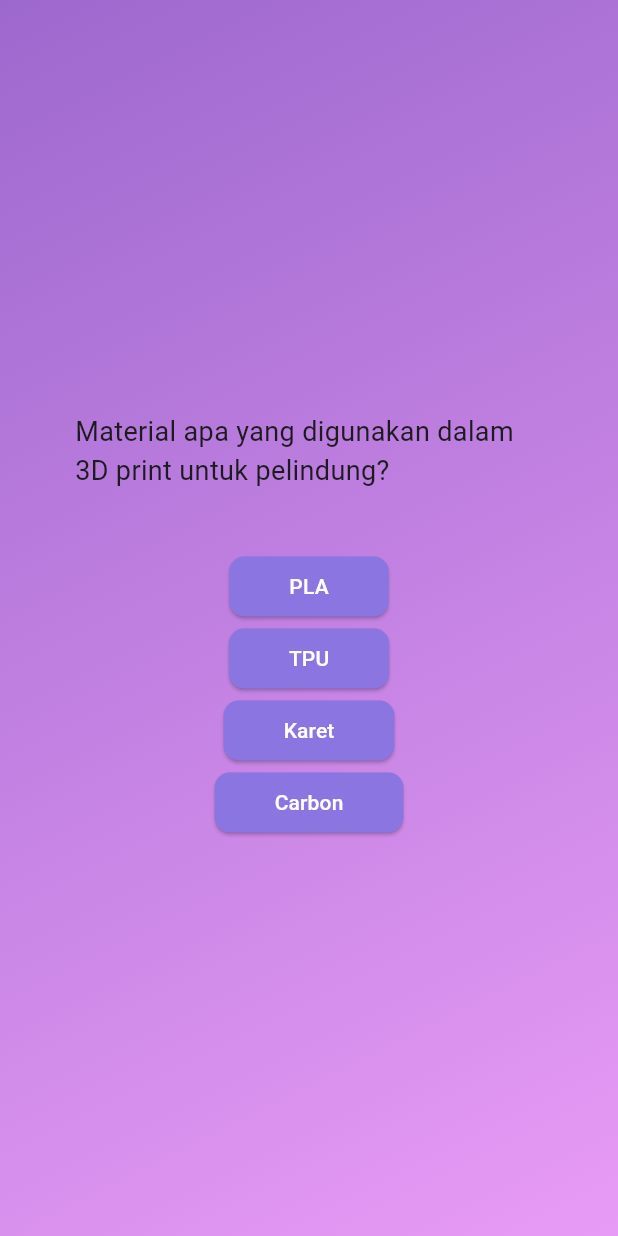
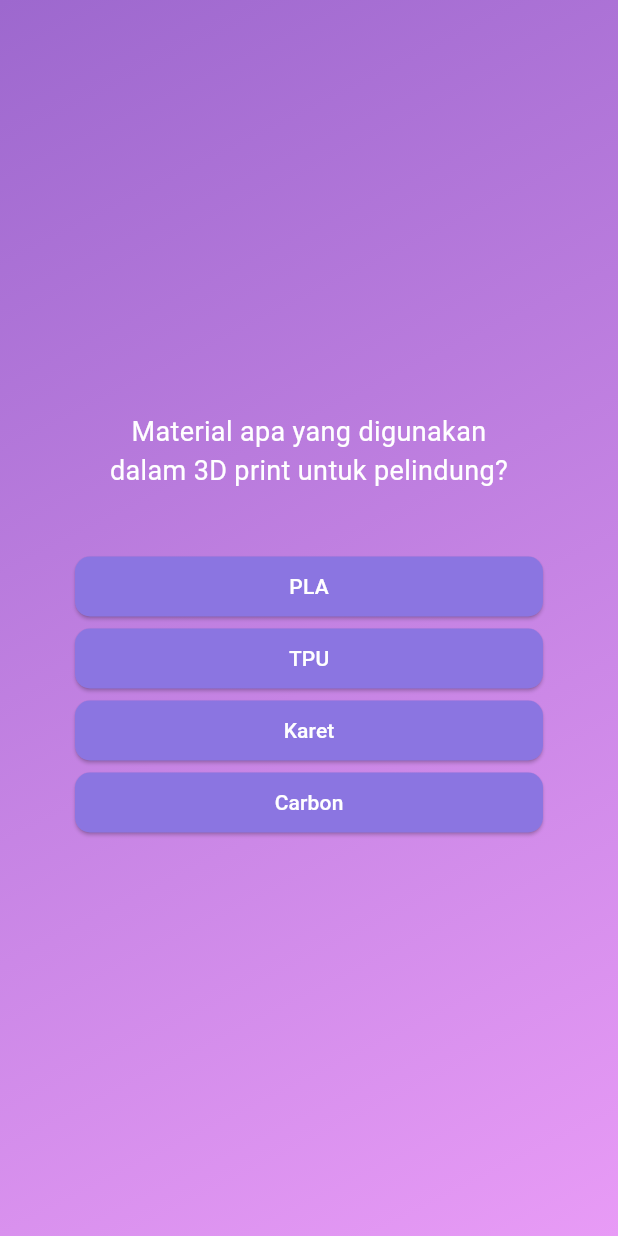
Before and after one commit to khaichi11/Learn_Mobile_Dev, a Flutter app: the screen it shows after launch, after a tap on "Mulai Quiz", on a phone screen of 412 x 824 dp. Run offline on Flutter 3.47's test engine with Material 3 defaults, Android fonts, the phone set to English and light mode, and no system bars.

Commit message:
rev 4 (masih di kendala pertanyaan)

```diff
--- a/learn_two/lib/question_screen.dart
+++ b/learn_two/lib/question_screen.dart
@@ -16,12 +16,22 @@ class _QuestionScreenState extends State<QuestionScreen> {
     final currentQuestion = questions[0];
     return SizedBox(
       width: double.infinity,
+      child: Container(
+        margin: EdgeInsets.all(50),
         child: Column(
+          crossAxisAlignment: CrossAxisAlignment.stretch,
           mainAxisAlignment: MainAxisAlignment.center,
           children: [
             Padding(
-            padding: const EdgeInsets.symmetric(vertical: 10, horizontal: 50),
-            child: Text(currentQuestion.text, style: TextStyle(fontSize: 18)),
+              padding: const EdgeInsets.symmetric(vertical: 10, horizontal: 20),
+              child: Text(
+                currentQuestion.text,
+                style: TextStyle(
+                  fontSize: 18,
+                  color: Color.fromARGB(255, 255, 255, 255),
+                ),
+                textAlign: TextAlign.center,
+              ),
             ),
             SizedBox(height: 30),
             ...currentQuestion.answer.map((answer) {
@@ -29,6 +39,7 @@ class _QuestionScreenState extends State<QuestionScreen> {
             }),
           ],
         ),
+      ),
     );
   }
 }
```
Lines whose indentation alone changed are shown as unchanged.
